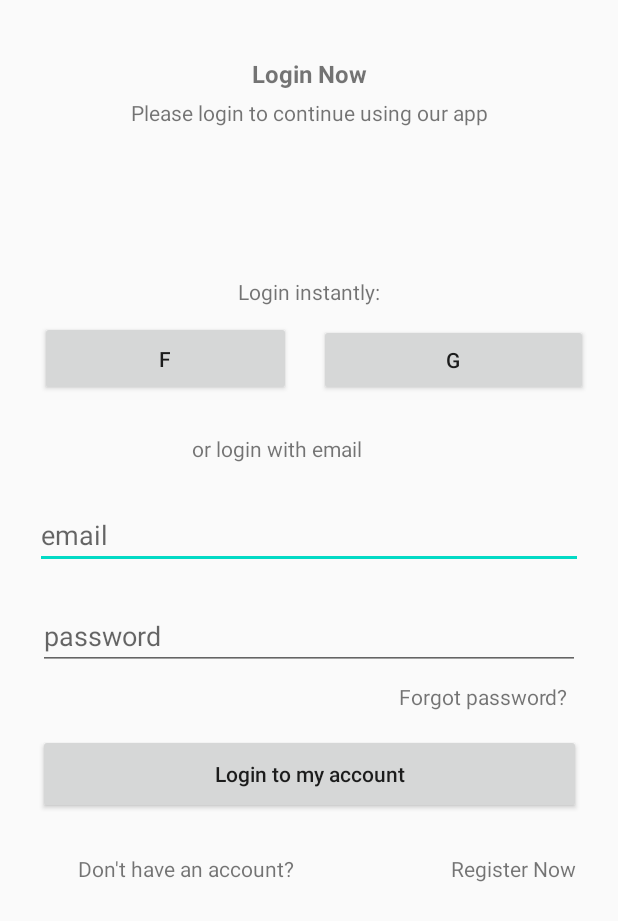
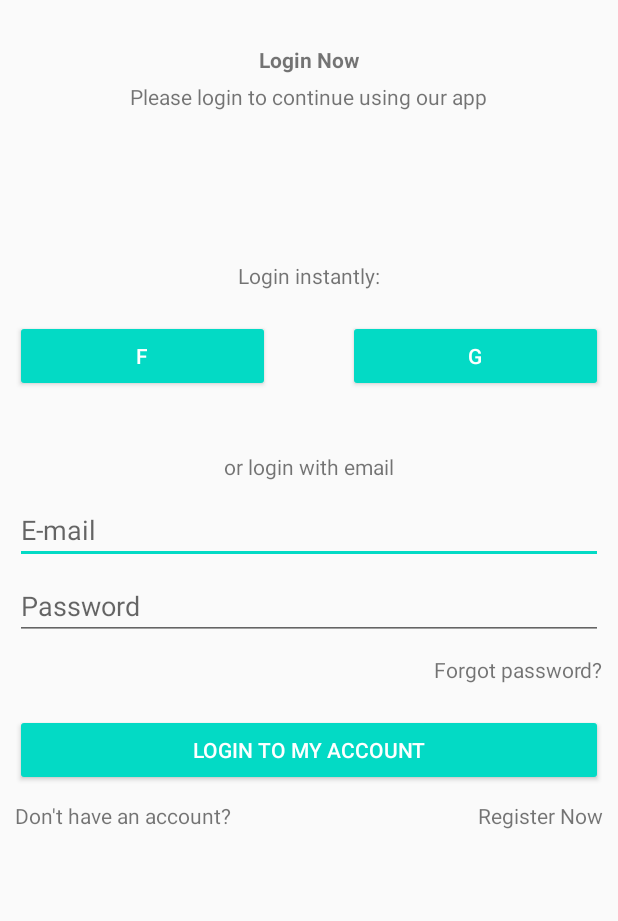
Before and after one commit to Kimkims1/dict-challenge, an Android app: the screen it shows after launch (LoginActivity), on a phone screen of 412 x 824 dp. Shown: the top 921 px of the screen. Run offline under Robolectric (Android 15) with nearby library versions, the phone set to English and light mode, and no system bars.

Commit message:
login-layout

```diff
--- a/app/src/main/res/layout/activity_login.xml
+++ b/app/src/main/res/layout/activity_login.xml
@@ -1,153 +1,118 @@
 <?xml version="1.0" encoding="utf-8"?>
-<androidx.constraintlayout.widget.ConstraintLayout xmlns:android="http://schemas.android.com/apk/res/android"
+<RelativeLayout xmlns:android="http://schemas.android.com/apk/res/android"
     xmlns:app="http://schemas.android.com/apk/res-auto"
     xmlns:tools="http://schemas.android.com/tools"
     android:layout_width="match_parent"
     android:layout_height="match_parent"
-    android:padding="8dp"
+    android:padding="10dp"
     tools:context=".LoginActivity">
 
     <TextView
-        android:id="@+id/textView"
+        android:id="@+id/loginNowTxt"
         android:layout_width="wrap_content"
         android:layout_height="wrap_content"
-        android:layout_marginTop="30dp"
+        android:layout_centerHorizontal="true"
+        android:layout_marginTop="20dp"
         android:text="Login Now"
-        android:textSize="16sp"
-        android:textStyle="bold"
-        app:layout_constraintEnd_toEndOf="parent"
-        app:layout_constraintStart_toStartOf="parent"
-        app:layout_constraintTop_toTopOf="parent" />
+        android:textStyle="bold" />
 
     <TextView
-        android:id="@+id/textView2"
+        android:id="@+id/pleaseLoginTxt"
         android:layout_width="wrap_content"
         android:layout_height="wrap_content"
+        android:layout_below="@id/loginNowTxt"
+        android:layout_centerHorizontal="true"
         android:layout_marginTop="5dp"
-        android:text="Please login to continue using our app"
-        app:layout_constraintEnd_toEndOf="parent"
-        app:layout_constraintStart_toStartOf="parent"
-        app:layout_constraintTop_toBottomOf="@+id/textView" />
+        android:text="Please login to continue using our app" />
+
 
     <TextView
-        android:id="@+id/textView3"
+        android:id="@+id/loginInstantTxt"
         android:layout_width="wrap_content"
         android:layout_height="wrap_content"
+        android:layout_below="@id/pleaseLoginTxt"
+        android:layout_centerHorizontal="true"
         android:layout_marginTop="100dp"
-        android:text="Login instantly:"
-        app:layout_constraintEnd_toEndOf="parent"
-        app:layout_constraintStart_toStartOf="parent"
-        app:layout_constraintTop_toBottomOf="@+id/textView2" />
+        android:text="Login instantly:" />
 
     <Button
-        android:id="@+id/button"
-        android:layout_width="167dp"
-        android:layout_height="50dp"
-        android:layout_marginStart="20dp"
-        android:layout_marginTop="10dp"
-        android:text="F"
-        app:layout_constraintEnd_toStartOf="@+id/guideline"
-        app:layout_constraintStart_toStartOf="parent"
-        app:layout_constraintTop_toBottomOf="@+id/textView3" />
+        android:id="@+id/btnFacebook"
+        style="@style/Widget.AppCompat.Button.Colored"
+        android:layout_width="170dp"
+        android:layout_height="wrap_content"
+        android:layout_below="@id/loginInstantTxt"
+        android:layout_marginTop="20dp"
+        android:text="F" />
 
     <Button
-        android:id="@+id/button2"
-        android:layout_width="179dp"
-        android:layout_height="48dp"
-        android:layout_marginStart="20dp"
-        android:text="G"
-        app:layout_constraintBottom_toBottomOf="@+id/button"
-        app:layout_constraintEnd_toEndOf="parent"
-        app:layout_constraintHorizontal_bias="0.0"
-        app:layout_constraintStart_toStartOf="@+id/guideline"
-        app:layout_constraintTop_toTopOf="@+id/button"
-        app:layout_constraintVertical_bias="1.0" />
+        android:id="@+id/btnGoogle"
+        style="@style/Widget.AppCompat.Button.Colored"
+        android:layout_width="170dp"
+        android:layout_height="wrap_content"
+        android:layout_below="@id/loginInstantTxt"
+        android:layout_alignParentEnd="true"
+        android:layout_marginTop="20dp"
+        android:text="G" />
 
     <TextView
-        android:id="@+id/textView4"
+        android:id="@+id/orLoginTxt"
         android:layout_width="wrap_content"
         android:layout_height="wrap_content"
-        android:layout_marginStart="120dp"
-        android:layout_marginTop="25dp"
-        android:text="or login with email"
-        app:layout_constraintStart_toStartOf="parent"
-        app:layout_constraintTop_toBottomOf="@+id/button" />
+        android:layout_below="@id/btnFacebook"
+        android:layout_centerHorizontal="true"
+        android:layout_marginTop="40dp"
+        android:text="or login with email" />
 
     <EditText
-        android:id="@+id/editTextTextPersonName"
-        android:layout_width="365dp"
-        android:layout_height="45dp"
-        android:layout_marginTop="25dp"
-        android:ems="10"
-        android:hint="email"
-        android:inputType="textPersonName"
-        app:layout_constraintEnd_toEndOf="parent"
-        app:layout_constraintStart_toStartOf="parent"
-        app:layout_constraintTop_toBottomOf="@+id/textView4" />
+        android:id="@+id/emailLogin"
+        android:layout_width="match_parent"
+        android:layout_height="wrap_content"
+        android:layout_below="@id/orLoginTxt"
+        android:layout_marginTop="10dp"
+        android:hint="E-mail" />
 
     <EditText
-        android:id="@+id/editTextTextPassword"
-        android:layout_width="361dp"
-        android:layout_height="42dp"
-        android:layout_marginTop="25dp"
-        android:ems="10"
-        android:hint="password"
-        android:inputType="textPassword"
-        app:layout_constraintEnd_toEndOf="parent"
-        app:layout_constraintStart_toStartOf="parent"
-        app:layout_constraintTop_toBottomOf="@+id/editTextTextPersonName" />
+        android:id="@+id/passwordLogin"
+        android:layout_width="match_parent"
+        android:layout_height="wrap_content"
+        android:layout_below="@id/emailLogin"
+        android:layout_marginTop="5dp"
+        android:hint="Password"
+        android:inputType="textPassword" />
 
     <TextView
-        android:id="@+id/textView7"
+        android:id="@+id/forgotLoginPassword"
         android:layout_width="wrap_content"
         android:layout_height="wrap_content"
-        android:layout_marginStart="73dp"
-        android:layout_marginTop="8dp"
-        android:text="Forgot password?"
-        app:layout_constraintEnd_toEndOf="parent"
-        app:layout_constraintHorizontal_bias="0.0"
-        app:layout_constraintStart_toStartOf="@+id/guideline"
-        app:layout_constraintTop_toBottomOf="@+id/editTextTextPassword" />
+        android:layout_below="@id/passwordLogin"
+        android:layout_alignParentEnd="true"
+        android:layout_marginTop="10dp"
+        android:text="Forgot password?" />
 
     <Button
-        android:id="@+id/button3"
-        android:layout_width="362dp"
-        android:layout_height="53dp"
-        android:layout_marginTop="15dp"
-        android:text="Login to my account"
-        android:textAllCaps="false"
-        app:layout_constraintEnd_toEndOf="parent"
-        app:layout_constraintStart_toStartOf="parent"
-        app:layout_constraintTop_toBottomOf="@+id/textView7" />
+        android:id="@+id/btnLogin"
+        style="@style/Widget.AppCompat.Button.Colored"
+        android:layout_width="match_parent"
+        android:layout_height="wrap_content"
+        android:layout_below="@id/forgotLoginPassword"
+        android:layout_marginTop="20dp"
+        android:text="Login to my account" />
 
     <TextView
-        android:id="@+id/textView8"
+        android:id="@+id/noAccountTxt"
         android:layout_width="wrap_content"
         android:layout_height="wrap_content"
-        android:layout_marginStart="44dp"
-        android:layout_marginTop="25dp"
-        android:layout_marginBottom="16dp"
-        android:text="Don't have an account?"
-        app:layout_constraintBottom_toBottomOf="parent"
-        app:layout_constraintStart_toStartOf="parent"
-        app:layout_constraintTop_toBottomOf="@+id/button3"
-        app:layout_constraintVertical_bias="0.007" />
+        android:layout_below="@id/btnLogin"
+        android:layout_marginTop="10dp"
+        android:text="Don't have an account?" />
 
     <TextView
-        android:id="@+id/textView9"
         android:layout_width="wrap_content"
         android:layout_height="wrap_content"
-        android:layout_marginEnd="20dp"
-        android:text="Register Now"
-        app:layout_constraintBottom_toBottomOf="@+id/textView8"
-        app:layout_constraintEnd_toEndOf="parent"
-        app:layout_constraintTop_toTopOf="@+id/textView8"
-        app:layout_constraintVertical_bias="0.0" />
+        android:layout_below="@id/btnLogin"
+        android:layout_alignParentEnd="true"
+        android:layout_marginTop="10dp"
+        android:text="Register Now" />
 
-    <androidx.constraintlayout.widget.Guideline
-        android:id="@+id/guideline"
-        android:layout_width="wrap_content"
-        android:layout_height="wrap_content"
-        android:orientation="vertical"
-        app:layout_constraintGuide_begin="185dp" />
-</androidx.constraintlayout.widget.ConstraintLayout>
+
+</RelativeLayout>
```
